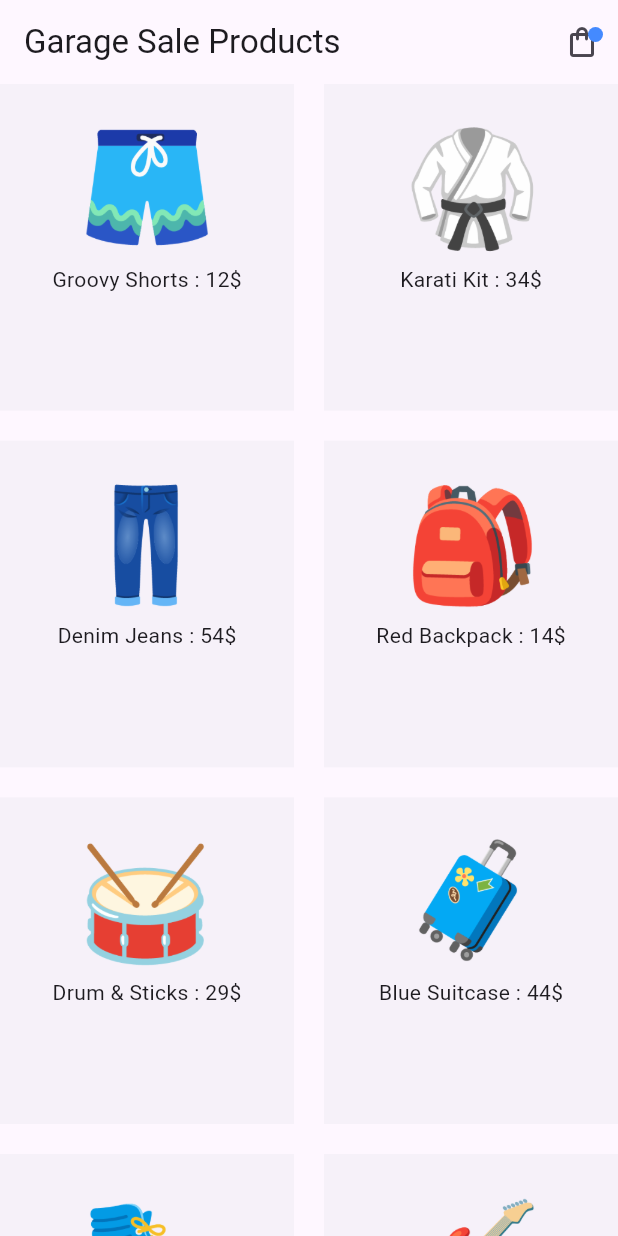
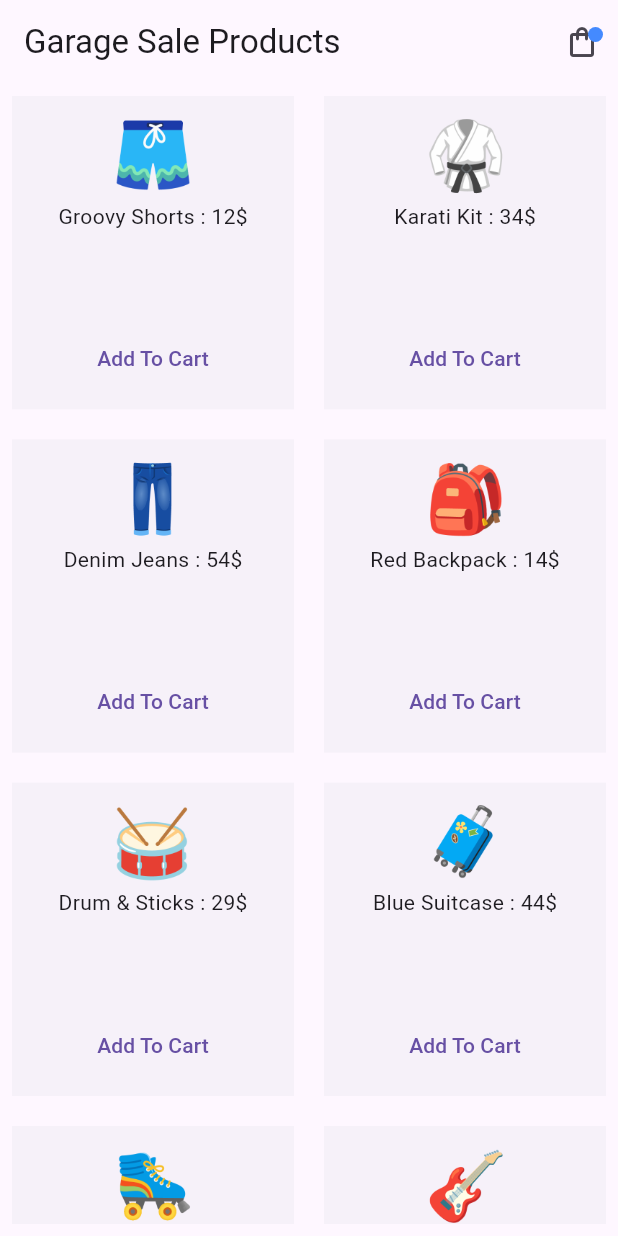
Before and after one commit to arjav1528/riverpod-tutorial, a Flutter app: the screen it shows after launch, on a phone screen of 412 x 824 dp. Run offline on Flutter 3.47's test engine with Material 3 defaults, Android fonts, the phone set to English and light mode, and no system bars; our stand-ins replace flutter_riverpod, riverpod_annotation; generated files the repository leaves out were written again.

Commit message:
Add and remove to the cart

```diff
--- a/lib/screens/cart.dart
+++ b/lib/screens/cart.dart
@@ -1,6 +1,8 @@
 import 'package:flutter/material.dart';
 import 'package:flutter_riverpod/flutter_riverpod.dart';
 import 'package:riverpod_tutorial/providers/product_providers.dart';
+
+import '../providers/cart_provider.dart';
 class Cart extends ConsumerStatefulWidget {
   const Cart({super.key});
 
@@ -11,7 +13,7 @@ class Cart extends ConsumerStatefulWidget {
 class _CartState extends ConsumerState<Cart> {
   @override
   Widget build(BuildContext context) {
-    final cartProducts = ref.watch(reducedProducts);
+    final cartProducts = ref.watch(cardNotifierProvider);
     print(cartProducts.runtimeType);
     return Scaffold(
       appBar: AppBar(
--- a/lib/screens/homescreen.dart
+++ b/lib/screens/homescreen.dart
@@ -1,6 +1,8 @@
 import 'package:flutter/material.dart';
 import 'package:flutter_riverpod/flutter_riverpod.dart';
+import 'package:riverpod_tutorial/providers/cart_provider.dart';
 import 'package:riverpod_tutorial/providers/product_providers.dart';
+
 
 import '../Icons/cart_icon.dart';
 class Homescreen extends ConsumerWidget {
@@ -8,7 +10,7 @@ class Homescreen extends ConsumerWidget {
 
   @override
   Widget build(BuildContext context,WidgetRef ref) {
-    final allProducts = ref.watch(productsProvider);
+    final cartProducts = ref.watch(cardNotifierProvider);
     // print(allProducts.runtimeType);
     return Scaffold(
       appBar: AppBar(
@@ -17,7 +19,9 @@ class Homescreen extends ConsumerWidget {
           CartIcon()
         ],
       ),
-      body: GridView.builder(
+      body: Padding(
+        padding: const EdgeInsets.all(8.0),
+        child: GridView.builder(
           itemCount: allProducts.length,
           gridDelegate: SliverGridDelegateWithFixedCrossAxisCount(
             crossAxisCount: 2,
@@ -27,17 +31,37 @@ class Homescreen extends ConsumerWidget {
           ),
           itemBuilder: (context,index){
             return Container(
-            padding: const EdgeInsets.all(20),
+
+              padding: const EdgeInsets.all(10),
               color: Colors.blueGrey.withOpacity(0.05),
               child: Column(
                 children: [
-                Image.asset(allProducts[index].image, width: 100,height:100,),
-                Text('${allProducts[index].title} : ${allProducts[index].price}\$' )
+                  Image.asset(allProducts[index].image, width: 60,height:60,),
+                  Text('${allProducts[index].title} : ${allProducts[index].price}\$'),
+                  Spacer(),
+                  TextButton(
+                    onPressed: (){
+                      if(cartProducts.contains(allProducts[index])){
+                        ref.read(cardNotifierProvider.notifier)
+                            .removeProduct(allProducts[index]);
+
+
+                      }
+                      else{
+                        ref.read(cardNotifierProvider.notifier)
+                            .addProduct(allProducts[index]);
+
+                      }
+                    },
+                    child: Text(cartProducts.contains(allProducts[index]) ? 'Remove' : 'Add To Cart'),
+
+                  )
                 ],
               ),
             );
           },
         ),
+      ),
     );
   }
 }
--- a/pubspec.yaml
+++ b/pubspec.yaml
@@ -35,6 +35,7 @@ dependencies:
   # Use with the CupertinoIcons class for iOS style icons.
   cupertino_icons: ^1.0.8
   flutter_riverpod: ^2.6.1
+  riverpod_annotation: ^2.6.1
 
 dev_dependencies:
   flutter_test:
@@ -46,6 +47,8 @@ dev_dependencies:
   # package. See that file for information about deactivating specific lint
   # rules and activating additional ones.
   flutter_lints: ^5.0.0
+  riverpod_generator: ^2.6.3
+  build_runner: ^2.4.13
 
 # For information on the generic Dart part of this file, see the
 # following page: https://dart.dev/tools/pub/pubspec
```
Also changed, not shown: lib/providers/cart_provider.dart (added, +26 -0 lines), lib/providers/product_providers.dart (+19 -8 lines), lib/providers/product_providers.g.dart (added), pubspec.lock. Lines whose indentation alone changed are shown as unchanged.
